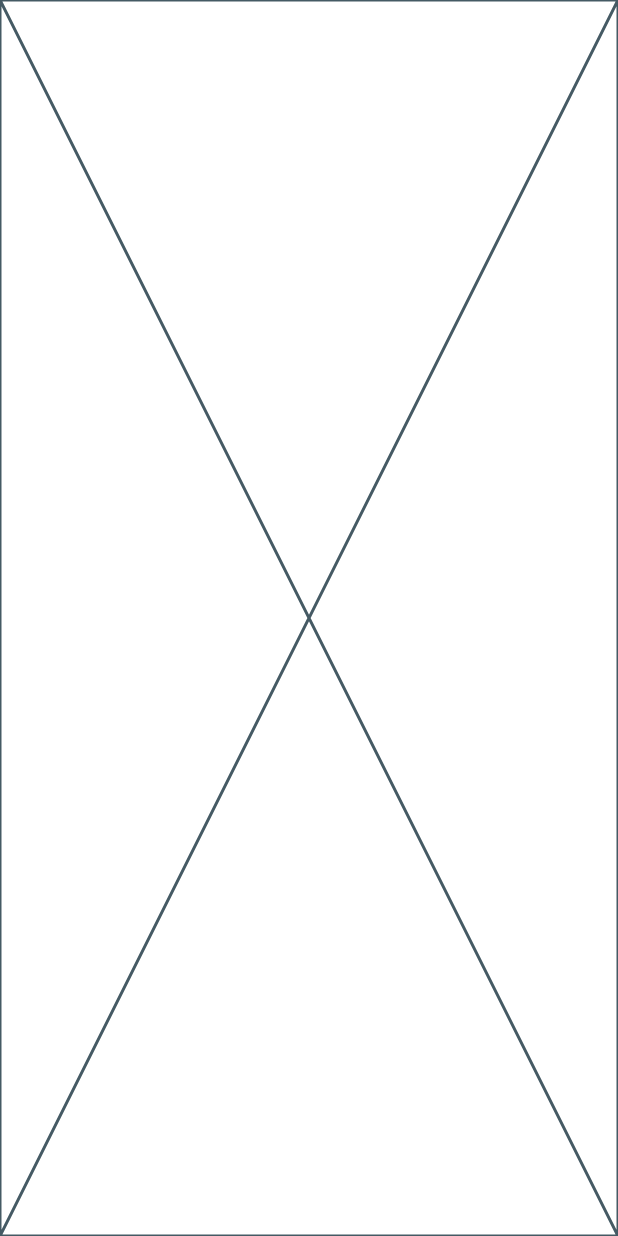
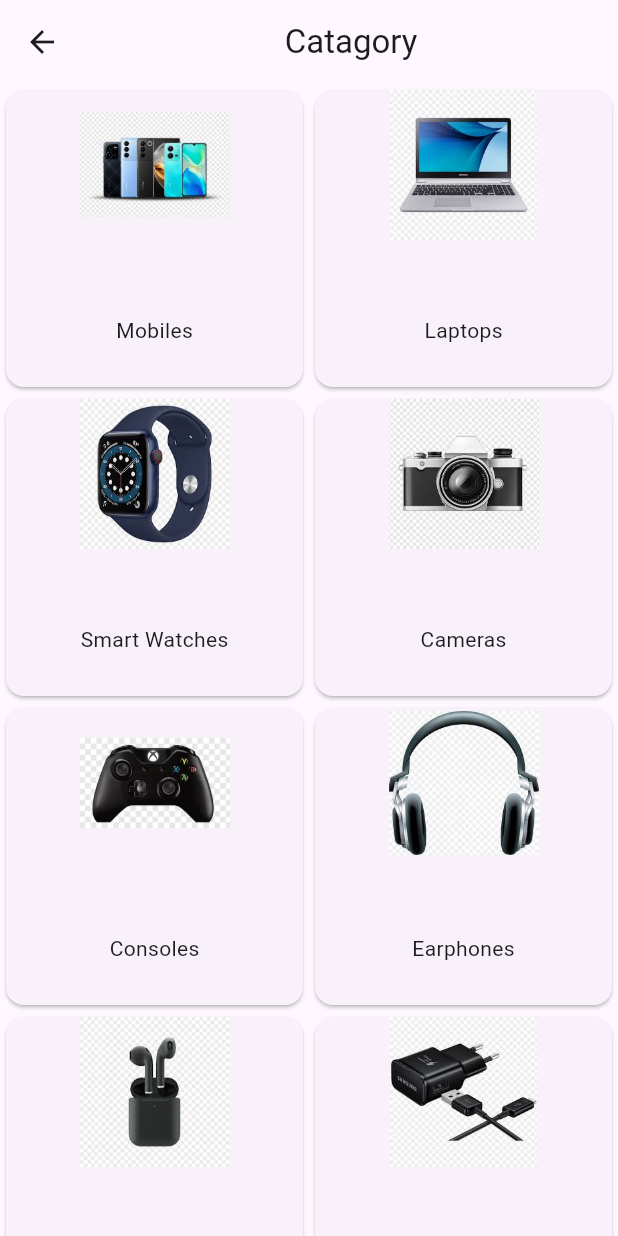
Before and after one commit to ibneRustam/final_project, a Flutter app: the screen it shows after launch, after a tap on "See All", on a phone screen of 412 x 824 dp. Run offline on Flutter 3.47's test engine with Material 3 defaults, Android fonts, the phone set to English and light mode, and no system bars.

Commit message:
updated code

```diff
--- a/final_app/lib/catagory.dart
+++ b/final_app/lib/catagory.dart
@@ -1,4 +1,13 @@
-
+import 'package:final_app/catogory/airbuds.dart';
+import 'package:final_app/catogory/cameras.dart';
+import 'package:final_app/catogory/chargers.dart';
+import 'package:final_app/catogory/consoles.dart';
+import 'package:final_app/catogory/earphones.dart';
+import 'package:final_app/catogory/laptops.dart';
+import 'package:final_app/catogory/mobile.dart';
+import 'package:final_app/catogory/powerbank.dart';
+import 'package:final_app/catogory/smartwatches.dart';
+import 'package:final_app/catogory/tablets.dart';
 import 'package:flutter/material.dart';
 
 class Catalog extends StatefulWidget {
@@ -9,8 +18,68 @@ class Catalog extends StatefulWidget {
 }
 
 class _CatalogState extends State<Catalog> {
+  List electornicItem = [
+    {"name": "Mobiles", "image": "assets/image/mobile.jpg"},
+    {"name": "Laptops", "image": "assets/image/laptops.jpg"},
+    {"name": "Smart Watches", "image": "assets/image/smartwatch.jpg"},
+    {"name": "Cameras", "image": "assets/image/camera.jpg"},
+    {"name": "Consoles", "image": "assets/image/console.jpg"},
+    {"name": "Earphones", "image": "assets/image/earphone.jpg"},
+    {"name": "Airbuds", "image": "assets/image/airbuds.jpg"},
+    {"name": "Chargers", "image": "assets/image/charger.jpg"},
+    {"name": "Tablets", "image": "assets/image/tablet.jpg"},
+    {"name": "Powerbanks", "image": "assets/image/powerbank.jpg"},
+  ];
+
+  Map itemList = {
+    "Mobiles": mobiles(),
+    "Laptops": laptops(),
+    "Smart Watches": smartWatches(),
+    "Cameras": cameras(),
+    "Consoles": consoles(),
+    "Earphones": earphones(),
+    "Airbuds": airbuds(),
+    "Chargers": chargers(),
+    "Tablets": tablets(),
+    "Powerbanks": powerbanks(),
+  };
   @override
   Widget build(BuildContext context) {
-    return const Placeholder();
+    return Scaffold(
+      appBar: AppBar(title: Center(child: Text("Catagory"))),
+      body: GridView.builder(
+        itemCount: electornicItem.length,
+        gridDelegate: SliverGridDelegateWithFixedCrossAxisCount(
+          crossAxisCount: 2,
+        ),
+        itemBuilder: (context, index) {
+          var categorySCR = electornicItem[index]["name"];
+          var selectedSCR = itemList[categorySCR];
+          return GestureDetector(
+            onTap: () {
+              Navigator.push(
+                context,
+                MaterialPageRoute(builder: (context) => selectedSCR),
+              );
+            },
+            child: Card(
+              child: Column(
+                children: [
+                  Center(
+                    child: Image.asset(
+                      electornicItem[index]["image"],
+                      height: 100,
+                      width: 100,
+                    ),
+                  ),
+                  SizedBox(height: 50),
+                  Center(child: Text(electornicItem[index]["name"])),
+                ],
+              ),
+            ),
+          );
+        },
+      ),
+    );
   }
 }
--- a/final_app/lib/catogory/cameras.dart
+++ b/final_app/lib/catogory/cameras.dart
@@ -0,0 +1,17 @@
+
+
+import 'package:flutter/material.dart';
+
+class cameras extends StatefulWidget {
+  const cameras({super.key});
+
+  @override
+  State<cameras> createState() => _camerasState();
+}
+
+class _camerasState extends State<cameras> {
+  @override
+  Widget build(BuildContext context) {
+    return Scaffold(body: Center(child: Text("camera Screen")));
+  }
+}
--- a/final_app/lib/catogory/consoles.dart
+++ b/final_app/lib/catogory/consoles.dart
@@ -0,0 +1,15 @@
+import 'package:flutter/material.dart';
+
+class consoles extends StatefulWidget {
+  const consoles({super.key});
+
+  @override
+  State<consoles> createState() => _consolesState();
+}
+
+class _consolesState extends State<consoles> {
+  @override
+  Widget build(BuildContext context) {
+    return Scaffold(body: Center(child: Text("consoles Screen")));
+  }
+}
--- a/final_app/lib/catogory/earphones.dart
+++ b/final_app/lib/catogory/earphones.dart
@@ -0,0 +1,15 @@
+import 'package:flutter/material.dart';
+
+class earphones extends StatefulWidget {
+  const earphones({super.key});
+
+  @override
+  State<earphones> createState() => _earphonesState();
+}
+
+class _earphonesState extends State<earphones> {
+  @override
+  Widget build(BuildContext context) {
+    return Scaffold(body: Center(child: Text("earphones Screen")));
+  }
+}
--- a/final_app/lib/catogory/laptops.dart
+++ b/final_app/lib/catogory/laptops.dart
@@ -0,0 +1,15 @@
+import 'package:flutter/material.dart';
+
+class laptops extends StatefulWidget {
+  const laptops({super.key});
+
+  @override
+  State<laptops> createState() => _laptopsState();
+}
+
+class _laptopsState extends State<laptops> {
+  @override
+  Widget build(BuildContext context) {
+    return Scaffold(body: Center(child: Text("laptop Screen")));
+  }
+}
--- a/final_app/lib/catogory/mobile.dart
+++ b/final_app/lib/catogory/mobile.dart
@@ -0,0 +1,15 @@
+import 'package:flutter/material.dart';
+
+class mobiles extends StatefulWidget {
+  const mobiles({super.key});
+
+  @override
+  State<mobiles> createState() => _mobilesState();
+}
+
+class _mobilesState extends State<mobiles> {
+  @override
+  Widget build(BuildContext context) {
+    return Scaffold(body: Center(child: Text("Mobile Screen")));
+  }
+}
--- a/final_app/lib/home.dart
+++ b/final_app/lib/home.dart
@@ -1,4 +1,14 @@
 import 'package:final_app/catagory.dart';
+import 'package:final_app/catogory/airbuds.dart';
+import 'package:final_app/catogory/cameras.dart';
+import 'package:final_app/catogory/chargers.dart';
+import 'package:final_app/catogory/consoles.dart';
+import 'package:final_app/catogory/earphones.dart';
+import 'package:final_app/catogory/laptops.dart';
+import 'package:final_app/catogory/mobile.dart';
+import 'package:final_app/catogory/powerbank.dart';
+import 'package:final_app/catogory/smartwatches.dart';
+import 'package:final_app/catogory/tablets.dart';
 import 'package:flutter/material.dart';
 
 class Home extends StatefulWidget {
@@ -9,7 +19,7 @@ class Home extends StatefulWidget {
 }
 
 class _HomeState extends State<Home> {
-  List Categories = [
+  List electornicItem = [
     {"name": "Mobiles", "image": "assets/image/mobile.jpg"},
     {"name": "Laptops", "image": "assets/image/laptops.jpg"},
     {"name": "Smart Watches", "image": "assets/image/smartwatch.jpg"},
@@ -20,8 +30,21 @@ class _HomeState extends State<Home> {
     {"name": "Chargers", "image": "assets/image/charger.jpg"},
     {"name": "Tablets", "image": "assets/image/tablet.jpg"},
     {"name": "Powerbanks", "image": "assets/image/powerbank.jpg"},
+  ];
 
-  ];
+  Map itemList = {
+    "Mobiles": mobiles(),
+    "Laptops": laptops(),
+    "Smart Watches": smartWatches(),
+    "Cameras": cameras(),
+    "Consoles": consoles(),
+    "Earphones": earphones(),
+    "Airbuds": airbuds(),
+    "Chargers": chargers(),
+    "Tablets": tablets(),
+    "Powerbanks": powerbanks(),
+  };
+
   @override
   Widget build(BuildContext context) {
     return Scaffold(
@@ -34,7 +57,7 @@ class _HomeState extends State<Home> {
         ),
       ),
       body: Column(
-        children: [
+        children: <Widget>[
           TextField(
             decoration: InputDecoration(
               hintText: "Search for products...",
@@ -67,14 +90,26 @@ class _HomeState extends State<Home> {
               ],
             ),
           ),
+
           SizedBox(
             height: 100,
             child: ListView.builder(
               scrollDirection: Axis.horizontal,
-              itemCount: Categories.length,
+              itemCount: electornicItem.length,
+
               itemBuilder: (context, index) {
-                final category = Categories[index];
-                return Padding(
+                var categorySCR = electornicItem[index]["name"];
+                var selectedSCR = itemList[categorySCR];
+
+                var category = electornicItem[index];
+                return GestureDetector(
+                  onTap: () {
+                    Navigator.push(
+                      context,
+                      MaterialPageRoute(builder: (context) => selectedSCR),
+                    );
+                  },
+                  child: Padding(
                     padding: const EdgeInsets.symmetric(horizontal: 8),
                     child: Column(
                       children: [
@@ -90,6 +125,7 @@ class _HomeState extends State<Home> {
                         Text(category['name']),
                       ],
                     ),
+                  ),
                 );
               },
             ),
```
Also changed, not shown: final_app/lib/catogory/airbuds.dart (+16 -0 lines), final_app/lib/catogory/chargers.dart (+15 -0 lines), final_app/lib/catogory/powerbank.dart (+15 -0 lines), final_app/lib/catogory/smartwatches.dart (+15 -0 lines), final_app/lib/catogory/tablets.dart (+15 -0 lines). Lines whose indentation alone changed are shown as unchanged.
